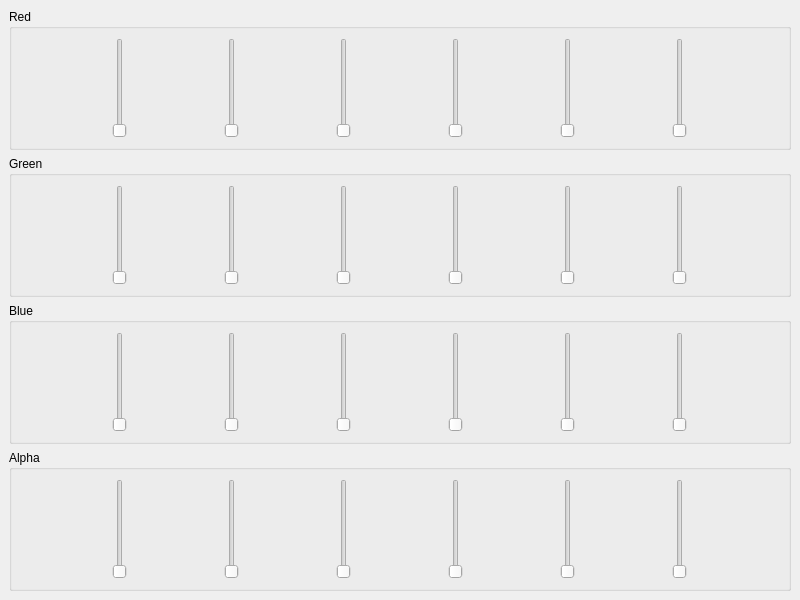
abred/Octree, file octree/ui/widget.ui: the form before one commit.
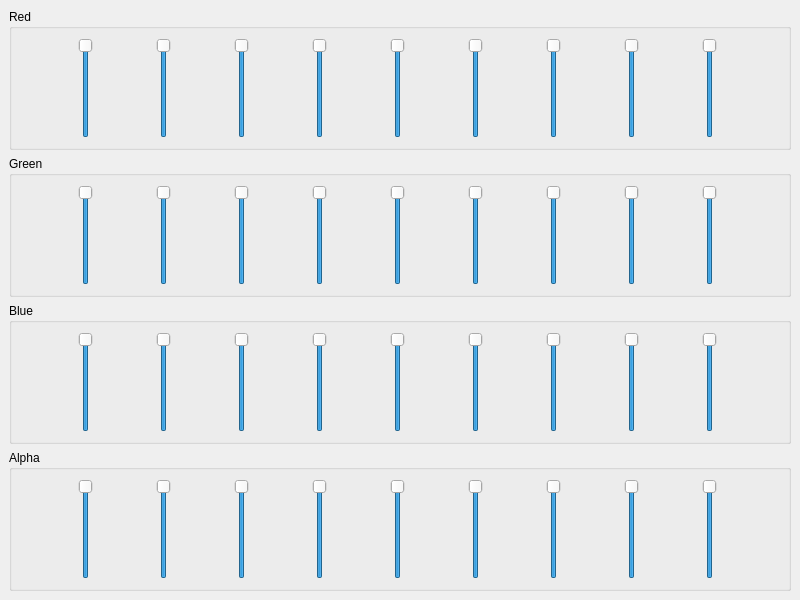
The form after the commit.

Diff of the .ui file:
```diff
--- a/octree/ui/widget.ui
+++ b/octree/ui/widget.ui
@@ -25,6 +25,9 @@
         <layout class="QHBoxLayout" name="horizontalLayout">
          <item>
           <widget class="QSlider" name="verticalSlider">
+           <property name="value">
+            <number>99</number>
+           </property>
            <property name="orientation">
             <enum>Qt::Vertical</enum>
            </property>
@@ -32,6 +35,9 @@
          </item>
          <item>
           <widget class="QSlider" name="verticalSlider_2">
+           <property name="value">
+            <number>99</number>
+           </property>
            <property name="orientation">
             <enum>Qt::Vertical</enum>
            </property>
@@ -39,6 +45,9 @@
          </item>
          <item>
           <widget class="QSlider" name="verticalSlider_3">
+           <property name="value">
+            <number>99</number>
+           </property>
            <property name="orientation">
             <enum>Qt::Vertical</enum>
            </property>
@@ -46,6 +55,9 @@
          </item>
          <item>
           <widget class="QSlider" name="verticalSlider_4">
+           <property name="value">
+            <number>99</number>
+           </property>
            <property name="orientation">
             <enum>Qt::Vertical</enum>
            </property>
@@ -53,6 +65,9 @@
          </item>
          <item>
           <widget class="QSlider" name="verticalSlider_5">
+           <property name="value">
+            <number>99</number>
+           </property>
            <property name="orientation">
             <enum>Qt::Vertical</enum>
            </property>
@@ -60,6 +75,39 @@
          </item>
          <item>
           <widget class="QSlider" name="verticalSlider_6">
+           <property name="value">
+            <number>99</number>
+           </property>
+           <property name="orientation">
+            <enum>Qt::Vertical</enum>
+           </property>
+          </widget>
+         </item>
+         <item>
+          <widget class="QSlider" name="verticalSlider_7">
+           <property name="value">
+            <number>99</number>
+           </property>
+           <property name="orientation">
+            <enum>Qt::Vertical</enum>
+           </property>
+          </widget>
+         </item>
+         <item>
+          <widget class="QSlider" name="verticalSlider_8">
+           <property name="value">
+            <number>99</number>
+           </property>
+           <property name="orientation">
+            <enum>Qt::Vertical</enum>
+           </property>
+          </widget>
+         </item>
+          <item>
+          <widget class="QSlider" name="verticalSlider_33">
+           <property name="value">
+            <number>99</number>
+           </property>
            <property name="orientation">
             <enum>Qt::Vertical</enum>
            </property>
@@ -74,22 +122,11 @@
          <string>Green</string>
         </property>
         <layout class="QHBoxLayout" name="horizontalLayout_2">
-         <item>
-          <widget class="QSlider" name="verticalSlider_7">
-           <property name="orientation">
-            <enum>Qt::Vertical</enum>
-           </property>
-          </widget>
-         </item>
-         <item>
-          <widget class="QSlider" name="verticalSlider_8">
-           <property name="orientation">
-            <enum>Qt::Vertical</enum>
-           </property>
-          </widget>
-         </item>
          <item>
           <widget class="QSlider" name="verticalSlider_9">
+           <property name="value">
+            <number>99</number>
+           </property>
            <property name="orientation">
             <enum>Qt::Vertical</enum>
            </property>
@@ -97,6 +134,9 @@
          </item>
          <item>
           <widget class="QSlider" name="verticalSlider_10">
+           <property name="value">
+            <number>99</number>
+           </property>
            <property name="orientation">
             <enum>Qt::Vertical</enum>
            </property>
@@ -104,6 +144,9 @@
          </item>
          <item>
           <widget class="QSlider" name="verticalSlider_11">
+           <property name="value">
+            <number>99</number>
+           </property>
            <property name="orientation">
             <enum>Qt::Vertical</enum>
            </property>
@@ -111,6 +154,59 @@
          </item>
          <item>
           <widget class="QSlider" name="verticalSlider_12">
+           <property name="value">
+            <number>99</number>
+           </property>
+           <property name="orientation">
+            <enum>Qt::Vertical</enum>
+           </property>
+          </widget>
+         </item>
+         <item>
+          <widget class="QSlider" name="verticalSlider_13">
+           <property name="value">
+            <number>99</number>
+           </property>
+           <property name="orientation">
+            <enum>Qt::Vertical</enum>
+           </property>
+          </widget>
+         </item>
+         <item>
+          <widget class="QSlider" name="verticalSlider_14">
+           <property name="value">
+            <number>99</number>
+           </property>
+           <property name="orientation">
+            <enum>Qt::Vertical</enum>
+           </property>
+          </widget>
+         </item>
+         <item>
+          <widget class="QSlider" name="verticalSlider_15">
+           <property name="value">
+            <number>99</number>
+           </property>
+           <property name="orientation">
+            <enum>Qt::Vertical</enum>
+           </property>
+          </widget>
+         </item>
+         <item>
+          <widget class="QSlider" name="verticalSlider_16">
+           <property name="value">
+            <number>99</number>
+           </property>
+           <property name="orientation">
+            <enum>Qt::Vertical</enum>
+           </property>
+          </widget>
+         </item>
+          <item>
+          <widget class="QSlider" name="verticalSlider_34">
+           <property name="value">
+            <number>99</number>
+           </property>
            <property name="orientation">
             <enum>Qt::Vertical</enum>
            </property>
@@ -125,8 +221,31 @@
          <string>Blue</string>
         </property>
         <layout class="QHBoxLayout" name="horizontalLayout_4">
+         <item>
+          <widget class="QSlider" name="verticalSlider_17">
+           <property name="value">
+            <number>99</number>
+           </property>
+           <property name="orientation">
+            <enum>Qt::Vertical</enum>
+           </property>
+          </widget>
+         </item>
+         <item>
+          <widget class="QSlider" name="verticalSlider_18">
+           <property name="value">
+            <number>99</number>
+           </property>
+           <property name="orientation">
+            <enum>Qt::Vertical</enum>
+           </property>
+          </widget>
+         </item>
          <item>
           <widget class="QSlider" name="verticalSlider_19">
+           <property name="value">
+            <number>99</number>
+           </property>
            <property name="orientation">
             <enum>Qt::Vertical</enum>
            </property>
@@ -134,6 +253,9 @@
          </item>
          <item>
           <widget class="QSlider" name="verticalSlider_20">
+           <property name="value">
+            <number>99</number>
+           </property>
            <property name="orientation">
             <enum>Qt::Vertical</enum>
            </property>
@@ -141,6 +263,9 @@
          </item>
          <item>
           <widget class="QSlider" name="verticalSlider_21">
+           <property name="value">
+            <number>99</number>
+           </property>
            <property name="orientation">
             <enum>Qt::Vertical</enum>
            </property>
@@ -148,6 +273,9 @@
          </item>
          <item>
           <widget class="QSlider" name="verticalSlider_22">
+           <property name="value">
+            <number>99</number>
+           </property>
            <property name="orientation">
             <enum>Qt::Vertical</enum>
            </property>
@@ -155,6 +283,9 @@
          </item>
          <item>
           <widget class="QSlider" name="verticalSlider_23">
+           <property name="value">
+            <number>99</number>
+           </property>
            <property name="orientation">
             <enum>Qt::Vertical</enum>
            </property>
@@ -162,6 +293,19 @@
          </item>
          <item>
           <widget class="QSlider" name="verticalSlider_24">
+           <property name="value">
+            <number>99</number>
+           </property>
+           <property name="orientation">
+            <enum>Qt::Vertical</enum>
+           </property>
+          </widget>
+         </item>
+          <item>
+          <widget class="QSlider" name="verticalSlider_35">
+           <property name="value">
+            <number>99</number>
+           </property>
            <property name="orientation">
             <enum>Qt::Vertical</enum>
            </property>
@@ -178,6 +322,9 @@
         <layout class="QHBoxLayout" name="horizontalLayout_5">
          <item>
           <widget class="QSlider" name="verticalSlider_25">
+           <property name="value">
+            <number>99</number>
+           </property>
            <property name="orientation">
             <enum>Qt::Vertical</enum>
            </property>
@@ -185,6 +332,9 @@
          </item>
          <item>
           <widget class="QSlider" name="verticalSlider_26">
+           <property name="value">
+            <number>99</number>
+           </property>
            <property name="orientation">
             <enum>Qt::Vertical</enum>
            </property>
@@ -192,6 +342,9 @@
          </item>
          <item>
           <widget class="QSlider" name="verticalSlider_27">
+           <property name="value">
+            <number>99</number>
+           </property>
            <property name="orientation">
             <enum>Qt::Vertical</enum>
            </property>
@@ -199,6 +352,9 @@
          </item>
          <item>
           <widget class="QSlider" name="verticalSlider_28">
+           <property name="value">
+            <number>99</number>
+           </property>
            <property name="orientation">
             <enum>Qt::Vertical</enum>
            </property>
@@ -206,6 +362,9 @@
          </item>
          <item>
           <widget class="QSlider" name="verticalSlider_29">
+           <property name="value">
+            <number>99</number>
+           </property>
            <property name="orientation">
             <enum>Qt::Vertical</enum>
            </property>
@@ -213,6 +372,39 @@
          </item>
          <item>
           <widget class="QSlider" name="verticalSlider_30">
+           <property name="value">
+            <number>99</number>
+           </property>
+           <property name="orientation">
+            <enum>Qt::Vertical</enum>
+           </property>
+          </widget>
+         </item>
+         <item>
+          <widget class="QSlider" name="verticalSlider_31">
+           <property name="value">
+            <number>99</number>
+           </property>
+           <property name="orientation">
+            <enum>Qt::Vertical</enum>
+           </property>
+          </widget>
+         </item>
+         <item>
+          <widget class="QSlider" name="verticalSlider_32">
+           <property name="value">
+            <number>99</number>
+           </property>
+           <property name="orientation">
+            <enum>Qt::Vertical</enum>
+           </property>
+          </widget>
+         </item>
+          <item>
+          <widget class="QSlider" name="verticalSlider_36">
+           <property name="value">
+            <number>99</number>
+           </property>
            <property name="orientation">
             <enum>Qt::Vertical</enum>
            </property>
```
